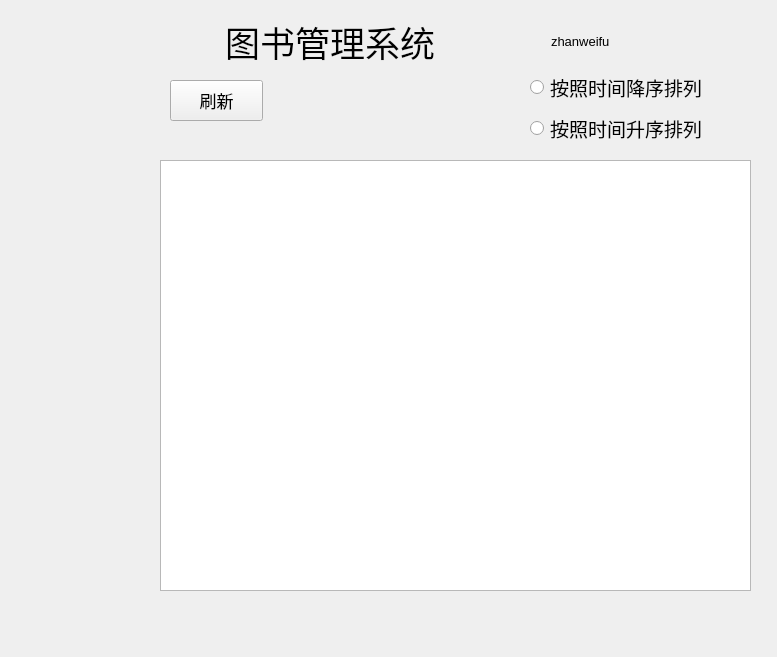
Before: the Qt Designer form administrator.ui in summerwunder/LibraryManagement, drawn with Qt 5.
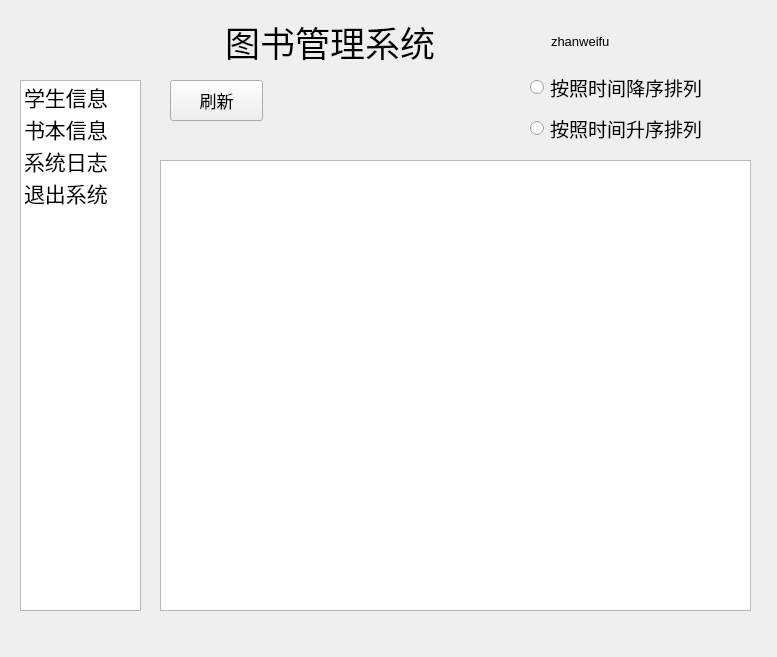
After: the same form once the commit is applied. The open tabs and pages were chosen to show the change. Custom widgets are drawn as their Qt base class.

Commit message: 完成了管理员对于学生信息的查找功能，实现了管理员类的所有功能

Patch:
```diff
--- a/administrator.ui
+++ b/administrator.ui
@@ -357,7 +357,7 @@
        <x>10</x>
        <y>90</y>
        <width>591</width>
-       <height>431</height>
+       <height>451</height>
       </rect>
      </property>
      <property name="font">
@@ -496,6 +496,60 @@
     </item>
    </layout>
   </widget>
+  <widget class="QListWidget" name="listWidget">
+   <property name="geometry">
+    <rect>
+     <x>20</x>
+     <y>80</y>
+     <width>121</width>
+     <height>531</height>
+    </rect>
+   </property>
+   <item>
+    <property name="text">
+     <string>学生信息</string>
+    </property>
+    <property name="font">
+     <font>
+      <family>微软雅黑</family>
+      <pointsize>16</pointsize>
+     </font>
+    </property>
+   </item>
+   <item>
+    <property name="text">
+     <string>书本信息</string>
+    </property>
+    <property name="font">
+     <font>
+      <family>微软雅黑</family>
+      <pointsize>16</pointsize>
+     </font>
+    </property>
+   </item>
+   <item>
+    <property name="text">
+     <string>系统日志</string>
+    </property>
+    <property name="font">
+     <font>
+      <family>微软雅黑</family>
+      <pointsize>16</pointsize>
+     </font>
+    </property>
+   </item>
+   <item>
+    <property name="text">
+     <string>退出系统</string>
+    </property>
+    <property name="font">
+     <font>
+      <family>微软雅黑</family>
+      <pointsize>16</pointsize>
+     </font>
+    </property>
+   </item>
+  </widget>
  </widget>
  <customwidgets>
   <customwidget>
```
Left out of the diff: 4 changed lines with no effect on the pictures. The commit also changes 4 other files.
